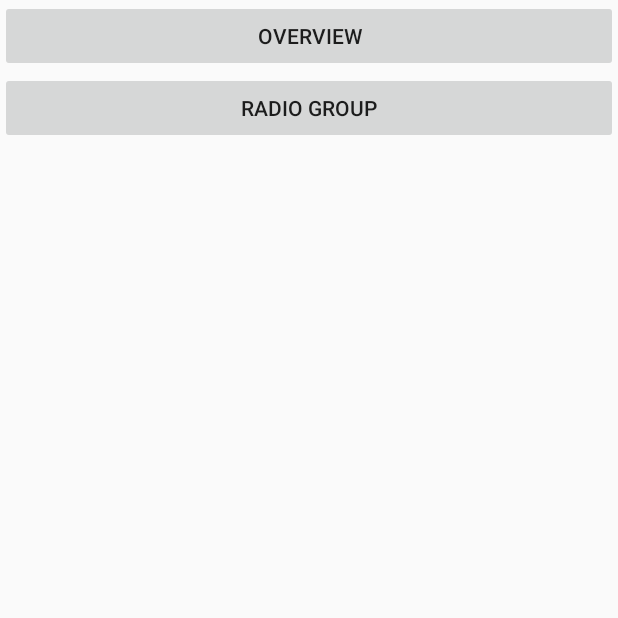
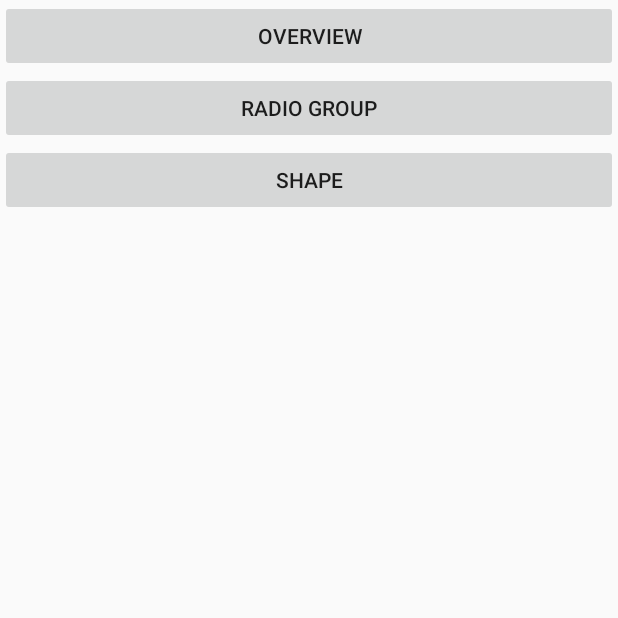
Before and after one commit to willpyshan13/CustomView, an Android app: the screen it shows after launch (DemoActivity), on a phone screen of 412 x 824 dp, the top half of it. Run offline under Robolectric (Android 15) with nearby library versions, the phone set to English and light mode, and no system bars.

Commit message:
1、虚线画法

```diff
--- a/app/build.gradle
+++ b/app/build.gradle
@@ -24,8 +24,8 @@ dependencies {
     androidTestCompile('com.android.support.test.espresso:espresso-core:2.2.2', {
         exclude group: 'com.android.support', module: 'support-annotations'
     })
+    compile project(':baselibrary')
+
     compile 'com.android.support.constraint:constraint-layout:1.0.1'
     testCompile 'junit:junit:4.12'
-    compile project(':baselibrary')
-
 }
--- a/app/src/main/java/will/customview/DemoActivity.java
+++ b/app/src/main/java/will/customview/DemoActivity.java
@@ -20,6 +20,7 @@ public class DemoActivity extends Activity implements View.OnClickListener{
         setContentView(R.layout.activity_demo);
         findViewById(R.id.button).setOnClickListener(this);
         findViewById(R.id.button2).setOnClickListener(this);
+        findViewById(R.id.button3).setOnClickListener(this);
     }
 
     @Override
@@ -31,6 +32,9 @@ public class DemoActivity extends Activity implements View.OnClickListener{
             case R.id.button2:
                 startActivity(new Intent(DemoActivity.this,FlowRadioGroupActivity.class));
                 break;
+            case R.id.button3:
+                startActivity(new Intent(DemoActivity.this,ShapeActivity.class));
+                break;
         }
     }
 }
--- a/app/src/main/res/layout/activity_demo.xml
+++ b/app/src/main/res/layout/activity_demo.xml
@@ -15,4 +15,9 @@
         android:layout_width="match_parent"
         android:layout_height="wrap_content"
         android:text="radio group" />
+    <Button
+        android:id="@+id/button3"
+        android:layout_width="match_parent"
+        android:layout_height="wrap_content"
+        android:text="shape" />
 </LinearLayout>
```
Also changed, not shown: app/src/main/AndroidManifest.xml (+4 -3 lines), app/src/main/java/will/customview/ShapeActivity.java (added, +13 -0 lines), app/src/main/res/drawable/bg_dotted_line.xml (added, +9 -0 lines), app/src/main/res/layout/activity_shape.xml (added, +16 -0 lines).
